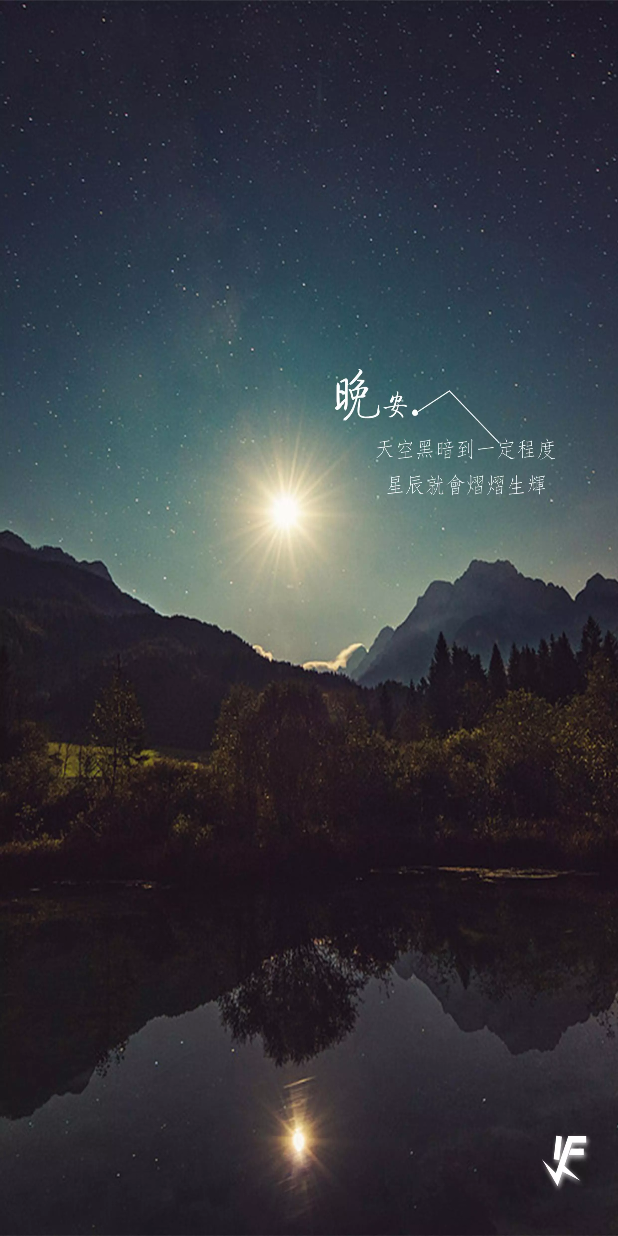
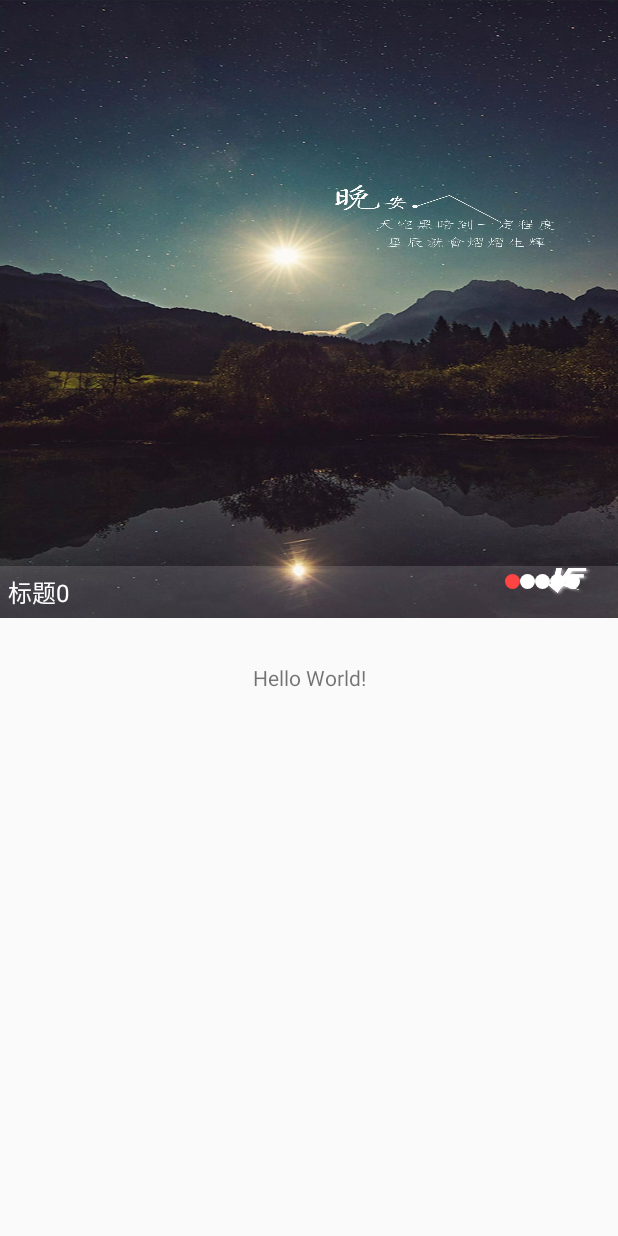
Before and after one commit to smaboy/InifiniteCycleAd, an Android app: the screen it shows after launch (MainActivity), on a phone screen of 412 x 824 dp. Run offline under Robolectric (Android 15) with nearby library versions, the light colour scheme and no system bars.

Commit message:
完成数据展示

```diff
--- a/app/build.gradle
+++ b/app/build.gradle
@@ -11,12 +11,30 @@ android {
         testInstrumentationRunner "android.support.test.runner.AndroidJUnitRunner"
     }
     buildTypes {
+
+        debug{
+
+//            manifestPlaceholders=[app_label:"@str"]
+        }
+
         release {
             minifyEnabled false
+//            shrinkResources true
             proguardFiles getDefaultProguardFile('proguard-android.txt'), 'proguard-rules.pro'
         }
     }
+
+    //打debug包的命令
+    task appStart(type: Exec, dependsOn: 'installDebug') {
+        // linux
+        def adb = android.getAdbExe().toString()
+        commandLine "$adb", 'shell', 'am', 'start', '-n', 'com.example.smaboy.app/com.example.smaboy.app.MainActivity'
+    }
+
 }
+
+
+
 
 dependencies {
     implementation fileTree(dir: 'libs', include: ['*.jar'])
--- a/app/src/main/AndroidManifest.xml
+++ b/app/src/main/AndroidManifest.xml
@@ -1,5 +1,6 @@
 <?xml version="1.0" encoding="utf-8"?>
 <manifest xmlns:android="http://schemas.android.com/apk/res/android"
+    xmlns:tools="http://schemas.android.com/tools"
     package="com.example.smaboy.app">
 
     <application
@@ -8,7 +9,8 @@
         android:label="@string/app_name"
         android:roundIcon="@mipmap/ic_launcher_round"
         android:supportsRtl="true"
-        android:theme="@style/AppTheme">
+        android:theme="@style/AppTheme"
+        tools:ignore="AllowBackup,GoogleAppIndexingWarning">
         <activity android:name=".MainActivity">
             <intent-filter>
                 <action android:name="android.intent.action.MAIN" />
--- a/app/src/main/java/com/example/smaboy/app/MainActivity.java
+++ b/app/src/main/java/com/example/smaboy/app/MainActivity.java
@@ -1,8 +1,12 @@
 package com.example.smaboy.app;
 
+import android.content.ClipData;
+import android.content.ClipboardManager;
+import android.content.Context;
 import android.support.v7.app.AppCompatActivity;
 import android.os.Bundle;
 import android.view.View;
+import android.view.ViewGroup;
 import android.view.Window;
 
 import com.example.smaboy.app.adapter.InfiniteCycleAdapter;
@@ -31,6 +35,11 @@ public class MainActivity extends AppCompatActivity {
 
         viewpager=findViewById(R.id.viewpager);
 
+        //设置recyclerview的布局属性
+        ViewGroup.LayoutParams layoutParams = viewpager.getLayoutParams();
+        layoutParams.height=getResources().getDisplayMetrics().heightPixels/2;
+        viewpager.setLayoutParams(layoutParams);
+
 
         //模拟数据
         ArrayList<Integer> data=new ArrayList<>();
--- a/app/src/main/java/com/example/smaboy/app/adapter/InfiniteCycleAdapter.java
+++ b/app/src/main/java/com/example/smaboy/app/adapter/InfiniteCycleAdapter.java
@@ -1,17 +1,26 @@
 package com.example.smaboy.app.adapter;
 
 import android.content.Context;
+import android.graphics.Canvas;
+import android.graphics.drawable.Drawable;
+import android.os.Build;
 import android.support.annotation.NonNull;
 import android.support.annotation.Nullable;
+import android.support.annotation.RequiresApi;
 import android.support.v4.view.PagerAdapter;
+import android.view.LayoutInflater;
 import android.view.View;
 import android.view.ViewGroup;
 import android.widget.ImageView;
+import android.widget.LinearLayout;
 import android.widget.TextView;
 
 import com.example.smaboy.app.MainActivity;
+import com.example.smaboy.app.R;
 
 import java.util.ArrayList;
+
+import static com.example.smaboy.app.R.drawable.red_dot;
 
 /**
  * 类名: InfiniteCycleAdapter
@@ -25,8 +34,8 @@ public class InfiniteCycleAdapter extends PagerAdapter {
     private ArrayList<Integer> mData;
 
     public InfiniteCycleAdapter(Context context, ArrayList<Integer> data) {
-        mContext=context;
-        mData=data;
+        mContext = context;
+        mData = data;
     }
 
     @Override
@@ -37,20 +46,47 @@ public class InfiniteCycleAdapter extends PagerAdapter {
 
     @Override
     public boolean isViewFromObject(@NonNull View view, @NonNull Object o) {
-        return view==o;
+        return view == o;
     }
 
+
+    @RequiresApi(api = Build.VERSION_CODES.LOLLIPOP)
     @NonNull
-    @Override
     public Object instantiateItem(@NonNull ViewGroup container, int position) {
-//        TextView iv = new TextView(mContext);
-//        iv.setText(position%mData.size()+"哈哈");
-//        container.addView(iv);
-        ImageView iv = new ImageView(mContext);
+//        ImageView iv = new ImageView(mContext);
+//        iv.setImageResource(mData.get(position%mData.size()));
+//        iv.setScaleType(ImageView.ScaleType.FIT_XY);
+
+        View view = LayoutInflater.from(mContext).inflate(R.layout.infinite_cycle_viewpager_item, null);
+        ImageView iv = view.findViewById(R.id.iv);
+        TextView tv_title = view.findViewById(R.id.tv_title);
+        LinearLayout ll_dot_title = view.findViewById(R.id.ll_dot_title);
+        LinearLayout ll_dot = view.findViewById(R.id.ll_dot);
+
+
+
+        //设置数据
         iv.setImageResource(mData.get(position%mData.size()));
-        iv.setScaleType(ImageView.ScaleType.FIT_XY);
-        container.addView(iv);
-        return iv;
+        tv_title.setText("标题"+position%mData.size());
+        for(int i = 0; i < mData.size(); i++) {
+            TextView textView = new TextView(mContext);
+//            ViewGroup.LayoutParams layoutParams = textView.getLayoutParams();
+//            layoutParams.height=10;
+//            layoutParams.width=10;
+            textView.setLayoutParams(new LinearLayout.LayoutParams(dp2px(10),dp2px(10)));
+            if(i!=0) {
+                textView.setPadding(20,0,0,0);
+                textView.setBackground(mContext.getDrawable(R.drawable.white_dot));
+            }else {
+                textView.setBackground(mContext.getDrawable(R.drawable.red_dot));
+            }
+            ll_dot_title.addView(textView);
+        }
+        ll_dot_title.setVisibility(View.VISIBLE);
+        ll_dot.setVisibility(View.GONE);
+
+        container.addView(view);
+        return view;
     }
 
     @Override
@@ -60,4 +96,11 @@ public class InfiniteCycleAdapter extends PagerAdapter {
     }
 
 
+    public int dp2px(int dp){
+        return (int) (mContext.getResources().getDisplayMetrics().density*dp);
+
+    }
+
+
+
 }
--- /dev/null
+++ b/app/src/main/res/drawable/red_dot.xml
@@ -0,0 +1,7 @@
+<?xml version="1.0" encoding="utf-8"?>
+<shape xmlns:android="http://schemas.android.com/apk/res/android" android:shape="rectangle">
+
+    <solid android:color="@android:color/holo_red_light"/>
+    <corners android:radius="10dp"/>
+
+</shape>
--- /dev/null
+++ b/app/src/main/res/drawable/white_dot.xml
@@ -0,0 +1,7 @@
+<?xml version="1.0" encoding="utf-8"?>
+<shape xmlns:android="http://schemas.android.com/apk/res/android" android:shape="rectangle">
+
+    <solid android:color="@android:color/white"/>
+    <corners android:radius="10dp"/>
+
+</shape>
--- /dev/null
+++ b/app/src/main/res/layout/infinite_cycle_viewpager_item.xml
@@ -0,0 +1,60 @@
+<?xml version="1.0" encoding="utf-8"?>
+<FrameLayout xmlns:android="http://schemas.android.com/apk/res/android"
+    android:layout_width="match_parent"
+    android:layout_height="match_parent">
+
+    <ImageView
+        android:id="@+id/iv"
+        android:layout_width="match_parent"
+        android:layout_height="match_parent"
+        android:scaleType="fitXY"
+        android:src="@drawable/t01"/>
+
+
+    <LinearLayout
+        android:layout_width="match_parent"
+        android:layout_height="wrap_content"
+        android:orientation="horizontal"
+        android:layout_gravity="bottom"
+        android:padding="5dp"
+        android:background="#22ffffff">
+
+        <TextView
+            android:id="@+id/tv_title"
+            android:layout_width="wrap_content"
+            android:layout_height="wrap_content"
+            android:text="标题1"
+            android:textSize="16sp"
+            android:textColor="@android:color/white"/>
+
+        <LinearLayout
+            android:id="@+id/ll_dot_title"
+            android:layout_width="0dp"
+            android:layout_weight="1"
+            android:layout_height="wrap_content"
+            android:gravity="right"
+            android:paddingEnd="10dp"
+            android:layout_marginEnd="10dp"
+            android:orientation="horizontal">
+
+            <!--<TextView-->
+                <!--android:layout_width="wrap_content"-->
+                <!--android:layout_height="wrap_content"-->
+                <!--android:background="@drawable/red_dot"-->
+                <!--android:text="hah"/>-->
+
+        </LinearLayout>
+
+    </LinearLayout>
+
+    <LinearLayout
+        android:id="@+id/ll_dot"
+        android:layout_width="wrap_content"
+        android:layout_height="wrap_content"
+        android:orientation="horizontal"
+        android:layout_gravity="bottom"
+        android:padding="5dp"/>
+
+
+
+</FrameLayout>
--- a/app/src/main/res/values/strings.xml
+++ b/app/src/main/res/values/strings.xml
@@ -1,3 +1,3 @@
 <resources>
-    <string name="app_name">app</string>
+    <string name="app_name">轮播图demo</string>
 </resources>
```
